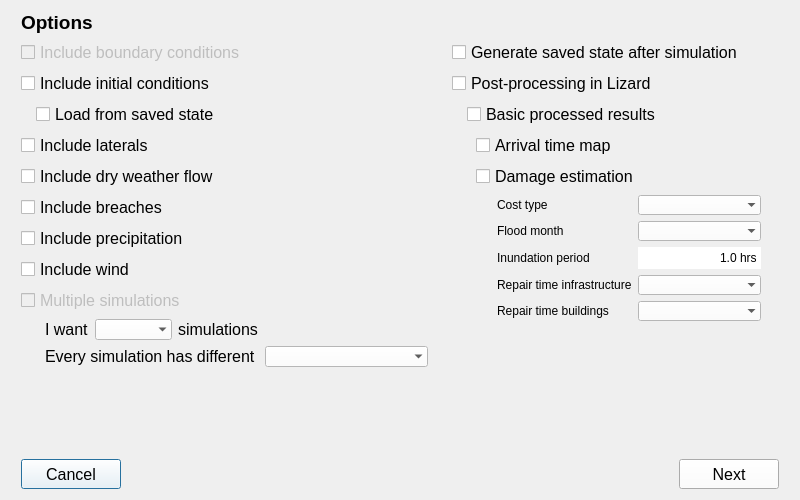
nens/threedi-api-qgis-client, file threedi_api_qgis_client/ui/simulation_wizard/init_dialog.ui: the form before one commit.
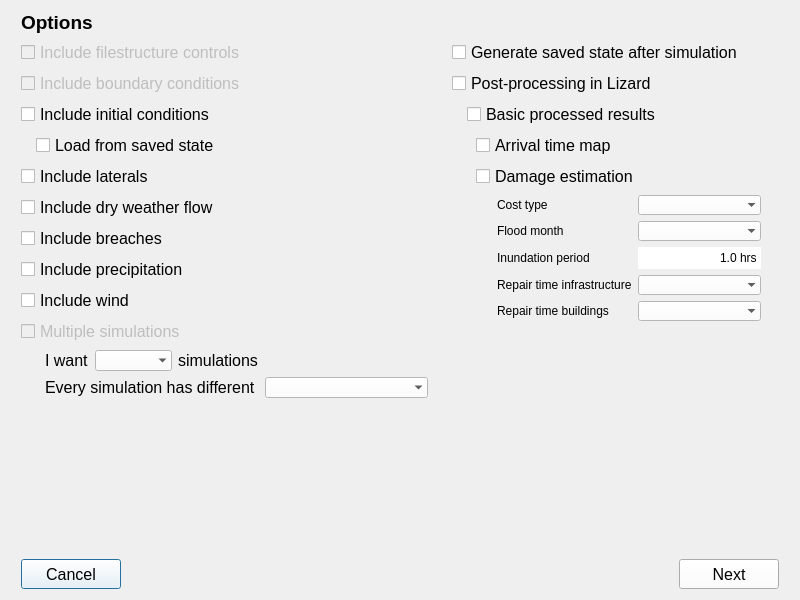
The form after the commit.

What changed in the file:
```diff
--- a/threedi_api_qgis_client/ui/simulation_wizard/init_dialog.ui
+++ b/threedi_api_qgis_client/ui/simulation_wizard/init_dialog.ui
@@ -7,19 +7,19 @@
     <x>0</x>
     <y>0</y>
     <width>800</width>
-    <height>500</height>
+    <height>600</height>
    </rect>
   </property>
   <property name="minimumSize">
    <size>
     <width>800</width>
-    <height>500</height>
+    <height>600</height>
    </size>
   </property>
   <property name="maximumSize">
    <size>
     <width>800</width>
-    <height>500</height>
+    <height>600</height>
    </size>
   </property>
   <property name="palette">
@@ -637,6 +637,16 @@
    </item>
    <item row="1" column="1">
     <layout class="QVBoxLayout" name="verticalLayout_6">
+     <item>
+      <widget class="QCheckBox" name="cb_filestructure_controls">
+       <property name="enabled">
+        <bool>false</bool>
+       </property>
+       <property name="text">
+        <string>Include filestructure controls</string>
+       </property>
+      </widget>
+     </item>
      <item>
       <widget class="QCheckBox" name="cb_boundary">
        <property name="enabled">
@@ -644,7 +654,7 @@
        </property>
        <property name="minimumSize">
         <size>
-         <width>408</width>
+         <width>400</width>
          <height>0</height>
         </size>
        </property>
```
